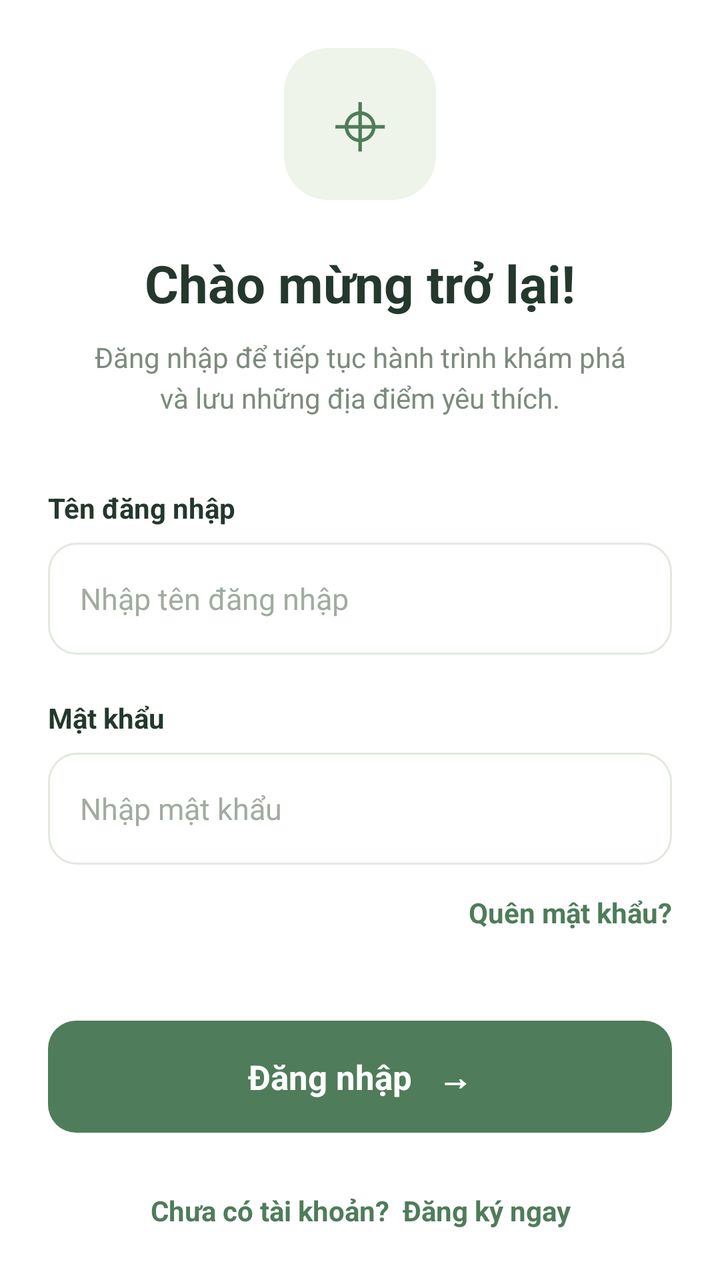
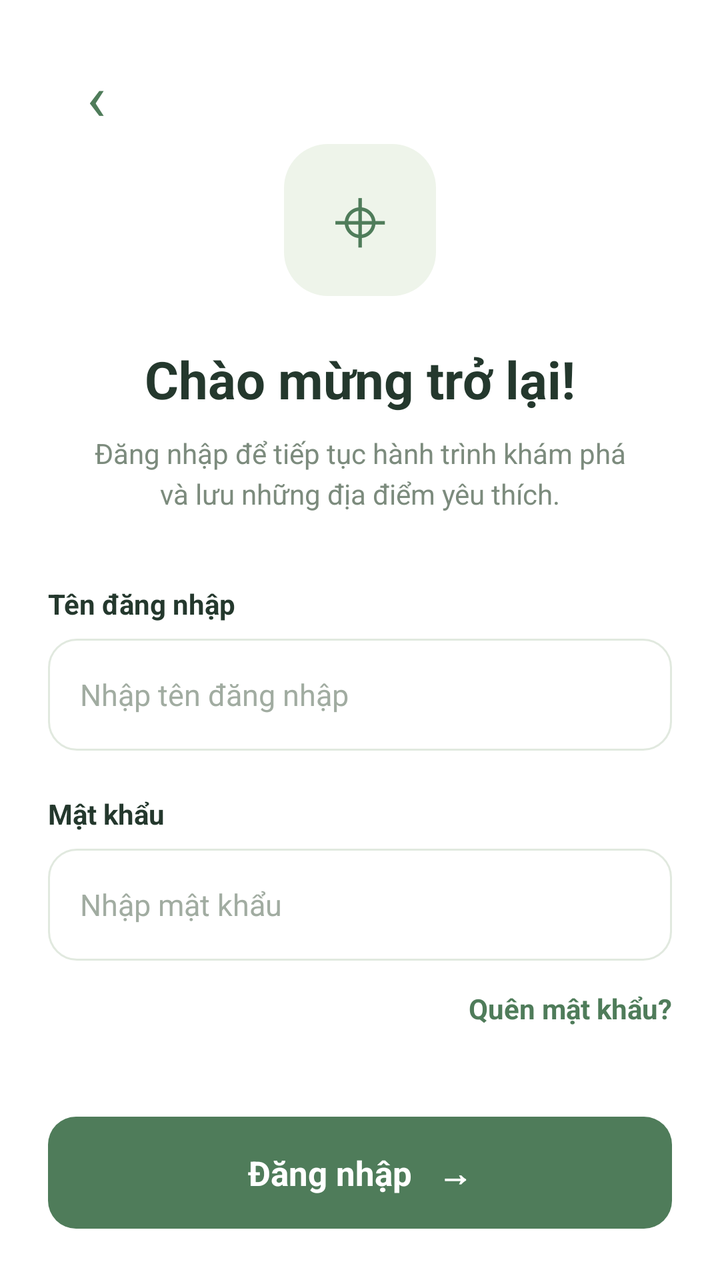

Two renders of the same Android screen: before a commit and after it. Below are the layout's source before the change and the commit's diff.
<!-- AndroidManifest.xml: application theme Theme.APP_CK -->
<!-- res/layout/activity_dang_nhap.xml -->
<?xml version="1.0" encoding="utf-8"?>

<ScrollView
    xmlns:android="http://schemas.android.com/apk/res/android"
    android:layout_width="match_parent"
    android:layout_height="match_parent"
    android:fillViewport="true"
    android:background="#FFFFFF"
    android:scrollbars="none">

    <LinearLayout
        android:layout_width="match_parent"
        android:layout_height="match_parent"
        android:orientation="vertical"
        android:padding="24dp"
        android:gravity="center_vertical">

        
        <TextView
            android:layout_width="76dp"
            android:layout_height="76dp"
            android:layout_gravity="center"
            android:gravity="center"
            android:text="⌖"
            android:textSize="40sp"
            android:textColor="#4F7C5A"
            android:background="@drawable/nen_dn_logo"/>

        
        <TextView
            android:layout_width="match_parent"
            android:layout_height="wrap_content"
            android:layout_marginTop="24dp"
            android:gravity="center"
            android:text="Chào mừng trở lại!"
            android:textSize="26sp"
            android:textStyle="bold"
            android:textColor="#24382D"/>

        <TextView
            android:layout_width="match_parent"
            android:layout_height="wrap_content"
            android:layout_marginTop="10dp"
            android:gravity="center"
            android:text="Đăng nhập để tiếp tục hành trình khám phá\nvà lưu những địa điểm yêu thích."
            android:textSize="14sp"
            android:lineSpacingExtra="4dp"
            android:textColor="#7C8B7D"/>

        
        <TextView
            android:layout_width="match_parent"
            android:layout_height="wrap_content"
            android:layout_marginTop="36dp"
            android:text="Tên đăng nhập"
            android:textSize="14sp"
            android:textStyle="bold"
            android:textColor="#24382D"/>

        <EditText
            android:id="@+id/edtTenDangNhap"
            android:layout_width="match_parent"
            android:layout_height="56dp"
            android:layout_marginTop="8dp"
            android:paddingHorizontal="16dp"
            android:hint="Nhập tên đăng nhập"
            android:textSize="15sp"
            android:textColor="#24382D"
            android:textColorHint="#A1ACA1"
            android:singleLine="true"
            android:inputType="text"
            android:background="@drawable/nen_dn_input"/>

        
        <TextView
            android:layout_width="match_parent"
            android:layout_height="wrap_content"
            android:layout_marginTop="22dp"
            android:text="Mật khẩu"
            android:textSize="14sp"
            android:textStyle="bold"
            android:textColor="#24382D"/>

        <EditText
            android:id="@+id/edtMatKhau"
            android:layout_width="match_parent"
            android:layout_height="56dp"
            android:layout_marginTop="8dp"
            android:paddingHorizontal="16dp"
            android:hint="Nhập mật khẩu"
            android:textSize="15sp"
            android:textColor="#24382D"
            android:textColorHint="#A1ACA1"
            android:singleLine="true"
            android:inputType="textPassword"
            android:background="@drawable/nen_dn_input"/>

        <TextView
            android:id="@+id/btnQuenMatKhau"
            android:layout_width="match_parent"
            android:layout_height="48dp"
            android:gravity="end|center_vertical"
            android:text="Quên mật khẩu?"
            android:textSize="14sp"
            android:textStyle="bold"
            android:textColor="#4F7C5A"
            android:clickable="true"
            android:focusable="true" />

        
        <TextView
            android:id="@+id/btnDangNhap"
            android:layout_width="match_parent"
            android:layout_height="56dp"
            android:layout_marginTop="30dp"
            android:gravity="center"
            android:text="Đăng nhập   →"
            android:textSize="17sp"
            android:textStyle="bold"
            android:textColor="#FFFFFF"
            android:background="@drawable/nen_dn_button"
            android:clickable="true"
            android:focusable="true"/>

        
        <TextView
            android:id="@+id/btnChuyenDangKy"
            android:layout_width="match_parent"
            android:layout_height="54dp"
            android:layout_marginTop="12dp"
            android:gravity="center"
            android:text="Chưa có tài khoản?  Đăng ký ngay"
            android:textSize="14sp"
            android:textStyle="bold"
            android:textColor="#4F7C5A"
            android:clickable="true"
            android:focusable="true"/>

        
        <TextView
            android:layout_width="match_parent"
            android:layout_height="wrap_content"
            android:layout_marginTop="50dp"
            android:gravity="center"
            android:text="✦  KHÁM PHÁ VIỆT NAM  ✦"
            android:textSize="12sp"
            android:letterSpacing="0.15"
            android:textStyle="bold"
            android:textColor="#7FA06E"/>

        <TextView
            android:layout_width="match_parent"
            android:layout_height="wrap_content"
            android:layout_marginTop="10dp"
            android:gravity="center"
            android:text="Mỗi điểm đến là một câu chuyện"
            android:textSize="13sp"
            android:textColor="#7C8B7D"/>

    </LinearLayout>
</ScrollView>
<!-- resources referenced by this layout -->
<resources>
  <!-- drawable nen_dn_button (drawable) -->
  <?xml version="1.0" encoding="utf-8"?>
  
  <shape xmlns:android="http://schemas.android.com/apk/res/android">
      <solid android:color="#4F7C5A"/>
      <corners android:radius="14dp"/>
  </shape>
  <!-- drawable nen_dn_input (drawable) -->
  <?xml version="1.0" encoding="utf-8"?>
  
  <shape xmlns:android="http://schemas.android.com/apk/res/android">
      <solid android:color="#FFFFFF"/>
      <stroke android:width="1dp" android:color="#E1E9DF"/>
      <corners android:radius="14dp"/>
  </shape>
  <!-- drawable nen_dn_logo (drawable) -->
  <?xml version="1.0" encoding="utf-8"?>
  <shape xmlns:android="http://schemas.android.com/apk/res/android"><solid android:color="#EEF4EA"/><corners android:radius="22dp"/></shape>
  <style name="Theme.APP_CK" parent="Base.Theme.APP_CK" />
  <style name="Base.Theme.APP_CK" parent="Theme.Material3.DayNight.NoActionBar">
          
          
      </style>
</resources>

<!-- the commit's change to res/layout/activity_dang_nhap.xml (unified diff, before → after) -->
@@ -14,6 +14,18 @@
         android:orientation="vertical"
         android:padding="24dp"
         android:gravity="center_vertical">
+
+        <TextView
+            android:id="@+id/dnQuayLai"
+            android:layout_width="48dp"
+            android:layout_height="48dp"
+            android:gravity="center"
+            android:text="‹"
+            android:textSize="32sp"
+            android:textColor="#4F7C5A"
+            android:contentDescription="Quay lại"
+            android:clickable="true"
+            android:focusable="true" />
 
         
         <TextView
